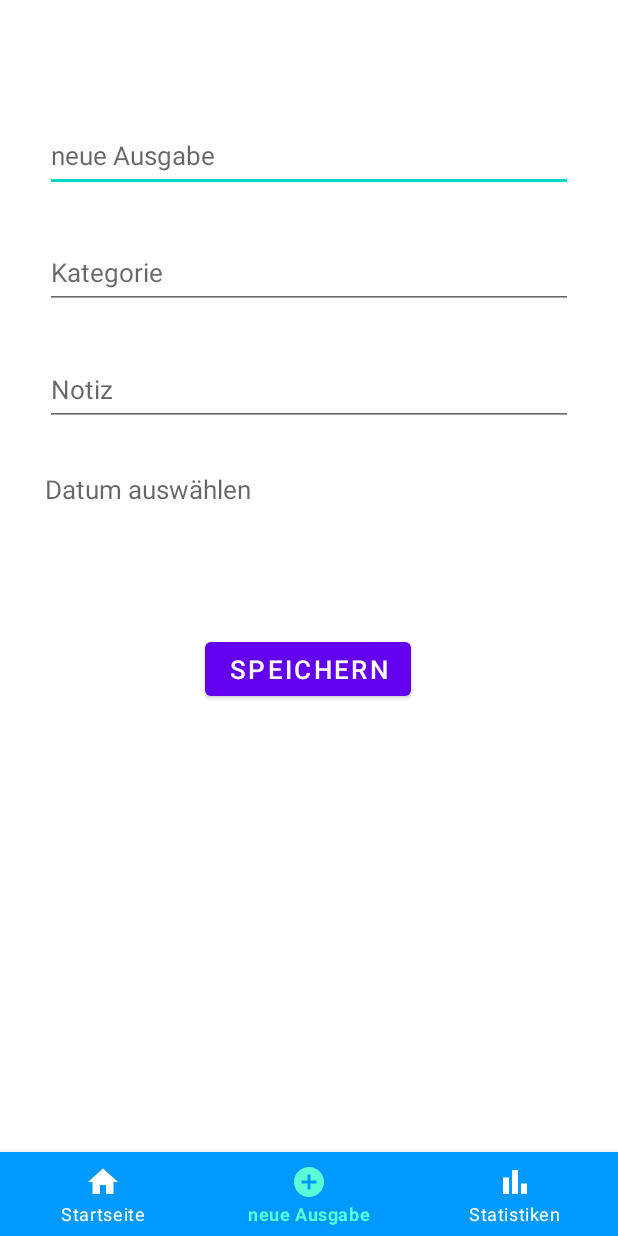
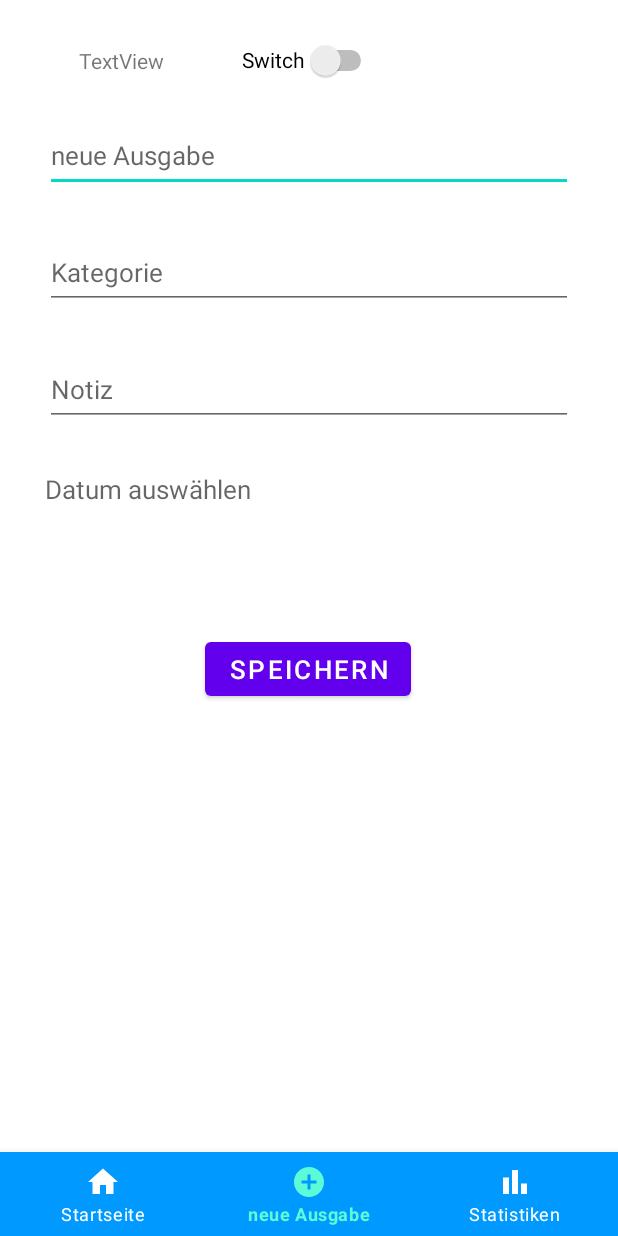
Before and after one commit to laurareimann/Finanztracker, an Android app: the EntriesActivity screen opened directly, with no data from a screen before it, on a phone screen of 412 x 824 dp. Run offline under Robolectric (Android 15) with nearby library versions, the phone set to English and light mode, and no system bars; 1 statement that could not run was skipped.

Commit message:
Switch in der Entrie hinzugefügt

```diff
--- a/app/src/main/java/com/example/testapp/EntriesActivity.java
+++ b/app/src/main/java/com/example/testapp/EntriesActivity.java
@@ -10,6 +10,7 @@ import androidx.appcompat.app.AppCompatActivity;
 
 import android.app.DatePickerDialog;
 import android.content.Intent;
+import android.database.sqlite.SQLiteDatabase;
 import android.graphics.Color;
 import android.graphics.drawable.ColorDrawable;
 import android.nfc.Tag;
@@ -20,8 +21,10 @@ import android.view.MenuItem;
 import android.view.View;
 import android.view.inputmethod.InputMethodManager;
 import android.widget.Button;
+import android.widget.CompoundButton;
 import android.widget.DatePicker;
 import android.widget.EditText;
+import android.widget.Switch;
 import android.widget.TextView;
 
 import com.google.android.material.bottomnavigation.BottomNavigationView;
@@ -40,15 +43,22 @@ public class EntriesActivity extends AppCompatActivity {
     BottomNavigationView bNV_entries;
     private String currentUser;
     private int currentUserID;
+    private int currentBalance;
 
     private TextView mDisplayDate;
     private DatePickerDialog.OnDateSetListener mDateSetListener;
+    Switch einAusgabeSwitch;
+    private TextView switchText;
+    DB_user db;
+    EditText acc_balance;
 
     @Override
     protected void onCreate(Bundle savedInstanceState) {
         super.onCreate(savedInstanceState);
         setContentView(R.layout.activity_entries);
         mDisplayDate = (TextView) findViewById(R.id.editxt_entries_date);
+
+
 
         /*** Menubar ***/
         // Initialize and assign variable
@@ -94,6 +104,7 @@ public class EntriesActivity extends AppCompatActivity {
         currentUserID = dbUser.getUserID(currentUser);
 
 
+
         /*** Date ***/
         mDisplayDate.setOnClickListener(new View.OnClickListener(){
             @Override
@@ -126,6 +137,9 @@ public class EntriesActivity extends AppCompatActivity {
         };
     }
 
+
+
+
     @Override
     protected void onResume() {
         super.onResume();
@@ -144,6 +158,8 @@ public class EntriesActivity extends AppCompatActivity {
         dataSource.close();
     }
 
+
+
     private void activateAddButton() {
         // References Widget-Objects
         Button buttonAddProduct = (Button) findViewById(R.id.button_entries_add);
@@ -151,6 +167,27 @@ public class EntriesActivity extends AppCompatActivity {
         final EditText editTextNotice = (EditText) findViewById(R.id.editxt_entries_notice);
         final EditText editTextCategory = (EditText) findViewById(R.id.editxt_entries_kategory);
         final TextView textViewDate = (TextView) findViewById(R.id.editxt_entries_date);
+
+        switchText = (TextView) findViewById(R.id.switchText);
+        einAusgabeSwitch = (Switch) findViewById(R.id.switch1);
+
+
+        /*** Switch ***/
+        einAusgabeSwitch.setOnCheckedChangeListener(new CompoundButton.OnCheckedChangeListener() {
+            @Override
+            public void onCheckedChanged(CompoundButton compoundButton, boolean isChecked) {
+                if(isChecked) {
+                    switchText.setText("Einnahme");
+                    switchText.setTextColor(Color.parseColor("#7fff00"));
+                    editTextAmount.setHint("Neue Einnahme");
+                }else{
+                    switchText.setText("Ausgabe");
+                    switchText.setTextColor(Color.parseColor("#ff0000"));
+                    editTextAmount.setHint("Neue Ausgabe");
+                }
+
+            }
+        });
 
         // OnClickListener
         buttonAddProduct.setOnClickListener(new View.OnClickListener() {
@@ -179,6 +216,9 @@ public class EntriesActivity extends AppCompatActivity {
                 // Cast amount to string
                 int amount = Integer.parseInt(amountString);
 
+
+
+
                 // clear EditTextViews
                 editTextAmount.setText("");
                 editTextNotice.setText("");
--- a/app/src/main/res/layout/activity_entries.xml
+++ b/app/src/main/res/layout/activity_entries.xml
@@ -85,5 +85,26 @@
         app:layout_constraintStart_toStartOf="parent"
         app:menu="@menu/menu_navigation" />
 
+    <Switch
+        android:id="@+id/switch1"
+        android:layout_width="wrap_content"
+        android:layout_height="wrap_content"
+        android:minHeight="48dp"
+        android:text="Switch"
+        app:layout_constraintBottom_toTopOf="@+id/editxt_entries_amount"
+        app:layout_constraintEnd_toEndOf="parent"
+        app:layout_constraintStart_toStartOf="parent"
+        app:layout_constraintTop_toTopOf="parent" />
+
+    <TextView
+        android:id="@+id/switchText"
+        android:layout_width="wrap_content"
+        android:layout_height="wrap_content"
+        android:text="TextView"
+        app:layout_constraintBottom_toTopOf="@+id/editxt_entries_amount"
+        app:layout_constraintEnd_toStartOf="@+id/switch1"
+        app:layout_constraintStart_toStartOf="parent"
+        app:layout_constraintTop_toTopOf="parent" />
+
 
 </androidx.constraintlayout.widget.ConstraintLayout>
```
